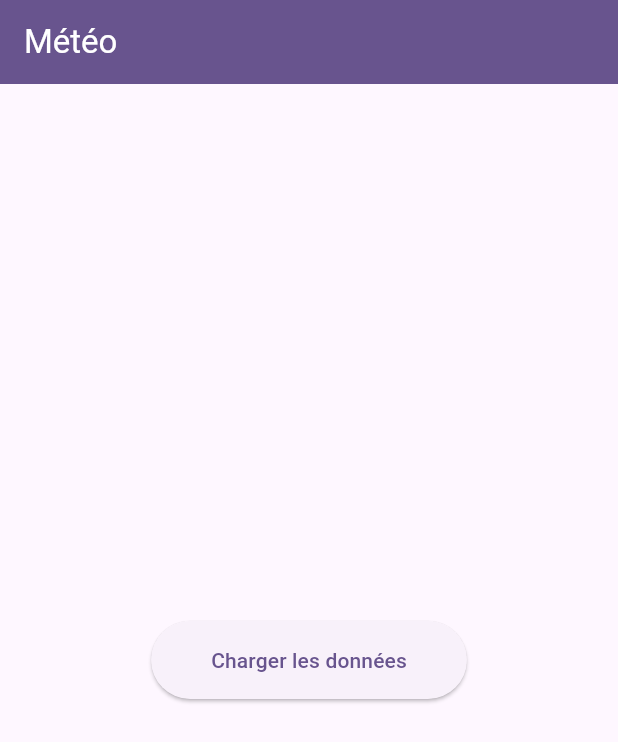
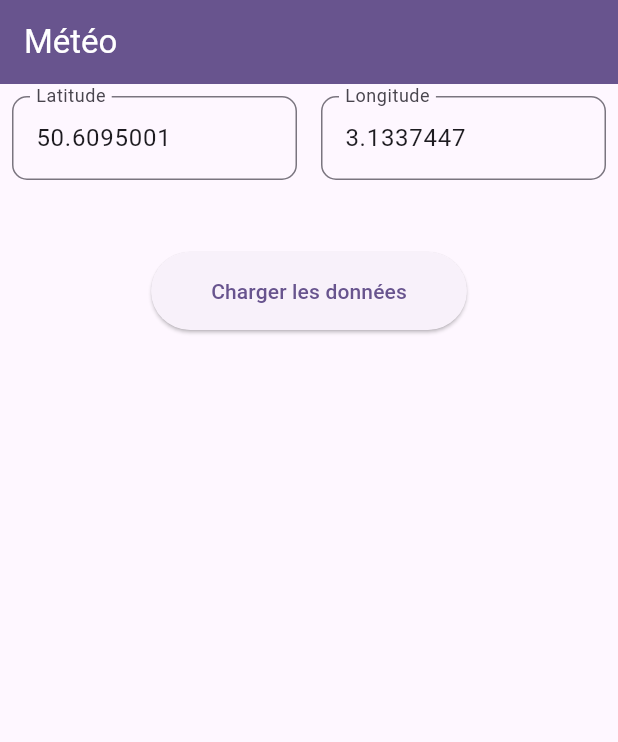
Before and after one commit to mduruisseau/tm_2024-weather-app, a Flutter app: the screen it shows after launch, on a phone screen of 412 x 824 dp. Shown: the top 742 px of the screen. Run offline on Flutter 3.47's test engine with Material 3 defaults, Android fonts, the phone set to English and light mode, and no system bars; our stand-ins replace dio; generated files the repository leaves out were written again.

Commit message:
feat: Use controllers

```diff
--- a/lib/main.dart
+++ b/lib/main.dart
@@ -1,7 +1,9 @@
 import 'package:flutter/material.dart';
+import 'package:intl/date_symbol_data_local.dart';
 import 'package:weather_app_1/views/pages/weather_home.dart';
 
-void main() {
+void main() async {
+  await initializeDateFormatting('fr_FR', null);
   runApp(const WeatherApp());
 }
 
--- /dev/null
+++ b/lib/models/weather_daily.dart
@@ -0,0 +1,46 @@
+import 'package:json_annotation/json_annotation.dart';
+
+part 'weather_daily.g.dart';
+
+@JsonSerializable()
+class WeatherDaily {
+  final List<String> time;
+
+  @JsonKey(name: 'weather_code')
+  final List<double> weatherCode;
+
+  @JsonKey(name: 'temperature_2m_max')
+  final List<double> temperature2mMax;
+
+  @JsonKey(name: 'temperature_2m_min')
+  final List<double> temperature2mMin;
+
+  final List<DateTime> sunrise;
+  final List<DateTime> sunset;
+
+  @JsonKey(name: 'daylight_duration')
+  final List<double> daylightDuration;
+
+  @JsonKey(name: 'precipitation_sum')
+  final List<double> precipitationSum;
+
+  @JsonKey(name: 'uv_index_max')
+  final List<double> uvIndexMax;
+
+  WeatherDaily({
+    required this.time,
+    required this.weatherCode,
+    required this.temperature2mMax,
+    required this.temperature2mMin,
+    required this.sunrise,
+    required this.sunset,
+    required this.daylightDuration,
+    required this.precipitationSum,
+    required this.uvIndexMax,
+  });
+
+  factory WeatherDaily.fromJson(Map<String, dynamic> json) =>
+      _$WeatherDailyFromJson(json);
+
+  Map<String, dynamic> toJson() => _$WeatherDailyToJson(this);
+}
--- /dev/null
+++ b/lib/models/weather_day.dart
@@ -0,0 +1,30 @@
+class WeatherDay {
+  final String time;
+
+  final double weatherCode;
+
+  final double temperature2mMax;
+
+  final double temperature2mMin;
+
+  final DateTime sunrise;
+  final DateTime sunset;
+
+  final double daylightDuration;
+
+  final double precipitationSum;
+
+  final double uvIndexMax;
+
+  WeatherDay({
+    required this.time,
+    required this.weatherCode,
+    required this.temperature2mMax,
+    required this.temperature2mMin,
+    required this.sunrise,
+    required this.sunset,
+    required this.daylightDuration,
+    required this.precipitationSum,
+    required this.uvIndexMax,
+  });
+}
--- a/lib/views/pages/weather_home.dart
+++ b/lib/views/pages/weather_home.dart
@@ -1,7 +1,8 @@
 import 'package:flutter/material.dart';
 import 'package:weather_app_1/models/weather_data.dart';
 import 'package:weather_app_1/services/weather_service.dart';
-import 'package:weather_app_1/views/weather_info.dart';
+import 'package:weather_app_1/views/widgets/coordinate_form_field.dart';
+import 'package:weather_app_1/views/widgets/weather_display.dart';
 
 class WeatherHome extends StatefulWidget {
   const WeatherHome({super.key});
@@ -15,36 +16,108 @@ class _WeatherHomeState extends State<WeatherHome> {
   bool loading = false;
   WeatherData? weatherData;
 
+  bool latValid = true;
+  bool lngValid = true;
+
+  final latController = TextEditingController(text: "50.6095001");
+  final lngController = TextEditingController(text: "3.1337447");
+
   void fetchData() async {
     setState(() {
       loading = true;
+
+      if (!firstFetch) {
+        ScaffoldMessenger.of(context).showSnackBar(
+          const SnackBar(
+            content: Text("Chargement en cours..."),
+            behavior: SnackBarBehavior.floating,
+          ),
+        );
+      }
     });
 
-    WeatherData data = await WeatherService().fetchWeatherData();
+    WeatherData data = await WeatherService().fetchWeatherData(
+      lat: double.parse(latController.text),
+      lng: double.parse(lngController.text),
+    );
 
     setState(() {
       weatherData = data;
       loading = false;
       firstFetch = false;
+
+      ScaffoldMessenger.of(context).hideCurrentSnackBar();
+      ScaffoldMessenger.of(context).showSnackBar(
+        const SnackBar(
+          content: Text("Chargement terminé !"),
+          behavior: SnackBarBehavior.floating,
+          duration: Duration(seconds: 2),
+          backgroundColor: Colors.green,
+        ),
+      );
+    });
+  }
+
+  void reset() {
+    setState(() {
+      firstFetch = true;
+      weatherData = null;
     });
   }
 
   @override
+  void initState() {
+    latController.addListener(() {
+      setState(() {
+        try {
+          double.parse(latController.text);
+          latValid = true;
+        } catch (e) {
+          latValid = false;
+        }
+      });
+    });
+
+    lngController.addListener(() {
+      setState(() {
+        try {
+          double.parse(lngController.text);
+          lngValid = true;
+        } catch (e) {
+          lngValid = false;
+        }
+      });
+    });
+
+    super.initState();
+  }
+
+  @override
+  void dispose() {
+    latController.dispose();
+    lngController.dispose();
+
+    super.dispose();
+  }
+
+  @override
   Widget build(BuildContext context) {
-    Widget content = ElevatedButton(
-      onPressed: fetchData,
-      child: const Padding(
-        padding: EdgeInsets.all(16.0),
-        child: Text("Charger les données"),
-      ),
-    );
+    Widget content = buildForm();
 
-    if (loading) {
+    if (firstFetch && loading) {
       content = const CircularProgressIndicator();
     } else if (weatherData != null) {
-      content = WeatherInfo(weatherData: weatherData!);
+      content = WeatherDisplay(weatherData: weatherData!);
     } else if (!firstFetch) {
       content = const Text("Aucune donnée / erreur");
+    }
+
+    Widget? action;
+    if (!firstFetch) {
+      action = IconButton(
+        onPressed: reset,
+        icon: const Icon(Icons.clear),
+      );
     }
 
     return Scaffold(
@@ -52,6 +125,7 @@ class _WeatherHomeState extends State<WeatherHome> {
         title: const Text("Météo"),
         backgroundColor: Theme.of(context).colorScheme.primary,
         foregroundColor: Theme.of(context).colorScheme.onPrimary,
+        leading: action,
       ),
       body: Center(
         child: content,
@@ -60,10 +134,51 @@ class _WeatherHomeState extends State<WeatherHome> {
           ? null
           : FloatingActionButton.extended(
               onPressed: loading ? null : fetchData,
-              label: const Text("Rafraîchir"),
-              icon: const Icon(Icons.refresh),
+              label: loading
+                  ? const CircularProgressIndicator()
+                  : const Text("Rafraîchir"),
+              icon: loading ? null : const Icon(Icons.refresh),
               disabledElevation: 0,
             ),
     );
   }
+
+  Widget buildForm() {
+    return Column(
+      children: [
+        Padding(
+          padding: const EdgeInsets.all(8.0),
+          child: SizedBox(
+            height: 80,
+            child: Row(
+              crossAxisAlignment: CrossAxisAlignment.start,
+              children: [
+                Expanded(
+                  child: CoordinateFormField(
+                    label: "Latitude",
+                    controller: latController,
+                  ),
+                ),
+                const SizedBox(width: 16),
+                Expanded(
+                  child: CoordinateFormField(
+                    label: "Longitude",
+                    controller: lngController,
+                  ),
+                ),
+              ],
+            ),
+          ),
+        ),
+        const SizedBox(height: 16),
+        ElevatedButton(
+          onPressed: latValid && lngValid ? fetchData : null,
+          child: const Padding(
+            padding: EdgeInsets.all(16.0),
+            child: Text("Charger les données"),
+          ),
+        ),
+      ],
+    );
+  }
 }
--- /dev/null
+++ b/lib/views/widgets/coordinate_form_field.dart
@@ -0,0 +1,41 @@
+import 'package:flutter/material.dart';
+
+class CoordinateFormField extends StatelessWidget {
+  const CoordinateFormField({
+    super.key,
+    required this.label,
+    required this.controller,
+  });
+
+  final String label;
+  final TextEditingController controller;
+
+  @override
+  Widget build(BuildContext context) {
+    return TextFormField(
+      controller: controller,
+      decoration: InputDecoration(
+        labelText: label,
+        border: const OutlineInputBorder(
+          borderRadius: BorderRadius.all(
+            Radius.circular(10.0),
+          ),
+        ),
+      ),
+      autovalidateMode: AutovalidateMode.onUserInteraction,
+      validator: (value) {
+        if (value == null || value.isEmpty) {
+          return 'Veuillez entrer une ${label.toLowerCase()}';
+        }
+
+        try {
+          double.parse(value);
+        } catch (e) {
+          return "Veuillez entrer une ${label.toLowerCase()} valide";
+        }
+
+        return null;
+      },
+    );
+  }
+}
--- a/lib/views/widgets/weather_image.dart
+++ b/lib/views/widgets/weather_image.dart
@@ -2,8 +2,9 @@ import 'package:flutter/material.dart';
 
 class WeatherImage extends StatelessWidget {
   final double weatherCode;
+  final double size;
 
-  const WeatherImage({super.key, required this.weatherCode});
+  const WeatherImage({super.key, required this.weatherCode, this.size = 150});
 
   String weatherCodeToImage(double weatherCode) {
     if (weatherCode <= 1) {
@@ -33,7 +34,7 @@ class WeatherImage extends StatelessWidget {
   @override
   Widget build(BuildContext context) {
     return SizedBox(
-      height: 150,
+      height: size,
       child: Image.asset(weatherCodeToImage(weatherCode)),
     );
   }
--- a/pubspec.yaml
+++ b/pubspec.yaml
@@ -10,6 +10,7 @@ dependencies:
   dio: ^5.7.0
   flutter:
     sdk: flutter
+  intl: ^0.19.0
   json_annotation: ^4.9.0
 
 dev_dependencies:
```
Also changed, not shown: lib/models/weather_data.dart (+23 -0 lines), lib/services/weather_service.dart (+14 -4 lines), lib/views/weather_info.dart (deleted, +0 -51 lines), lib/views/widgets/weather_current_info.dart (added, +48 -0 lines), lib/views/widgets/weather_day_info.dart (added, +49 -0 lines), lib/views/widgets/weather_display.dart (added, +33 -0 lines), pubspec.lock.
